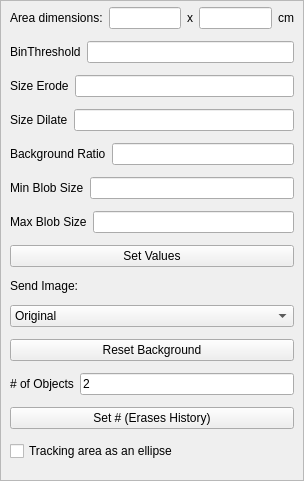
Above: BioTracker/Plugin/BackgroundSubtraction/View/TrackerParameterView.ui from BioroboticsLab/biotracker_core before the change. Below: the same form after it.
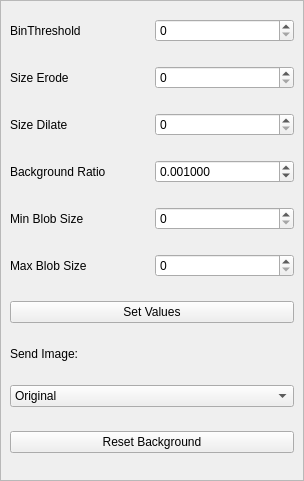
That is the form after the change.

Commit message:
merged master into biotracker_view+ fixed issue#124 (moved point gets assigned [0,0]) fixed minor tracing bugs
new ui buttons not yet connected

The edit to the form file:
```diff
--- a/BioTracker/Plugin/BackgroundSubtraction/View/TrackerParameterView.ui
+++ b/BioTracker/Plugin/BackgroundSubtraction/View/TrackerParameterView.ui
@@ -64,69 +64,6 @@
        </property>
        <item>
         <layout class="QVBoxLayout" name="verticalLayout">
-         <item>
-          <layout class="QHBoxLayout" name="horizontalLayout_9">
-           <item>
-            <widget class="QLabel" name="label_13">
-             <property name="sizePolicy">
-              <sizepolicy hsizetype="Preferred" vsizetype="Fixed">
-               <horstretch>0</horstretch>
-               <verstretch>0</verstretch>
-              </sizepolicy>
-             </property>
-             <property name="text">
-              <string>Area dimensions:</string>
-             </property>
-            </widget>
-           </item>
-           <item>
-            <widget class="QLineEdit" name="lineEdit_areaw">
-             <property name="maximumSize">
-              <size>
-               <width>75</width>
-               <height>16777215</height>
-              </size>
-             </property>
-            </widget>
-           </item>
-           <item>
-            <widget class="QLabel" name="label_14">
-             <property name="sizePolicy">
-              <sizepolicy hsizetype="Preferred" vsizetype="Fixed">
-               <horstretch>0</horstretch>
-               <verstretch>0</verstretch>
-              </sizepolicy>
-             </property>
-             <property name="text">
-              <string>x</string>
-             </property>
-            </widget>
-           </item>
-           <item>
-            <widget class="QLineEdit" name="lineEdit_areah">
-             <property name="maximumSize">
-              <size>
-               <width>75</width>
-               <height>16777215</height>
-              </size>
-             </property>
-            </widget>
-           </item>
-           <item>
-            <widget class="QLabel" name="label_15">
-             <property name="sizePolicy">
-              <sizepolicy hsizetype="Preferred" vsizetype="Fixed">
-               <horstretch>0</horstretch>
-               <verstretch>0</verstretch>
-              </sizepolicy>
-             </property>
-             <property name="text">
-              <string>cm</string>
-             </property>
-            </widget>
-           </item>
-          </layout>
-         </item>
          <item>
           <layout class="QHBoxLayout" name="horizontalLayout_2">
            <item>
@@ -137,7 +74,7 @@
             </widget>
            </item>
            <item>
-            <widget class="QLineEdit" name="lineEdit_2_binThresh"/>
+            <widget class="QSpinBox" name="lineEdit_2_binThresh"/>
            </item>
           </layout>
          </item>
@@ -151,7 +88,7 @@
             </widget>
            </item>
            <item>
-            <widget class="QLineEdit" name="lineEdit_3_SizeErode"/>
+            <widget class="QSpinBox" name="lineEdit_3_SizeErode"/>
            </item>
           </layout>
          </item>
@@ -165,7 +102,7 @@
             </widget>
            </item>
            <item>
-            <widget class="QLineEdit" name="lineEdit_4_SizeDilate"/>
+            <widget class="QSpinBox" name="lineEdit_4_SizeDilate"/>
            </item>
           </layout>
          </item>
@@ -179,7 +116,20 @@
             </widget>
            </item>
            <item>
-            <widget class="QLineEdit" name="lineEdit_7_MogBack"/>
+            <widget class="QDoubleSpinBox" name="lineEdit_7_MogBack">
+             <property name="decimals">
+              <number>6</number>
+             </property>
+             <property name="maximum">
+              <double>1.000000000000000</double>
+             </property>
+             <property name="singleStep">
+              <double>0.001000000000000</double>
+             </property>
+             <property name="value">
+              <double>0.001000000000000</double>
+             </property>
+            </widget>
            </item>
           </layout>
          </item>
@@ -193,7 +143,7 @@
             </widget>
            </item>
            <item>
-            <widget class="QLineEdit" name="lineEdit_8_MinBlob"/>
+            <widget class="QSpinBox" name="lineEdit_8_MinBlob"/>
            </item>
           </layout>
          </item>
@@ -207,7 +157,11 @@
             </widget>
            </item>
            <item>
-            <widget class="QLineEdit" name="lineEdit_9MaxBlob"/>
+            <widget class="QSpinBox" name="lineEdit_9MaxBlob">
+             <property name="maximum">
+              <number>10000</number>
+             </property>
+            </widget>
            </item>
           </layout>
          </item>
@@ -275,38 +229,6 @@
            </property>
           </widget>
          </item>
-         <item>
-          <layout class="QHBoxLayout" name="horizontalLayout">
-           <item>
-            <widget class="QLabel" name="label_12">
-             <property name="text">
-              <string># of Objects</string>
-             </property>
-            </widget>
-           </item>
-           <item>
-            <widget class="QLineEdit" name="lineEditNoFish">
-             <property name="text">
-              <string>2</string>
-             </property>
-            </widget>
-           </item>
-          </layout>
-         </item>
-         <item>
-          <widget class="QPushButton" name="pushButtonNoFish">
-           <property name="text">
-            <string>Set # (Erases History)</string>
-           </property>
-          </widget>
-         </item>
-         <item>
-          <widget class="QCheckBox" name="checkBoxTrackingArea">
-           <property name="text">
-            <string>Tracking area as an ellipse</string>
-           </property>
-          </widget>
-         </item>
         </layout>
        </item>
       </layout>
```
The commit also changes 86 other files.
